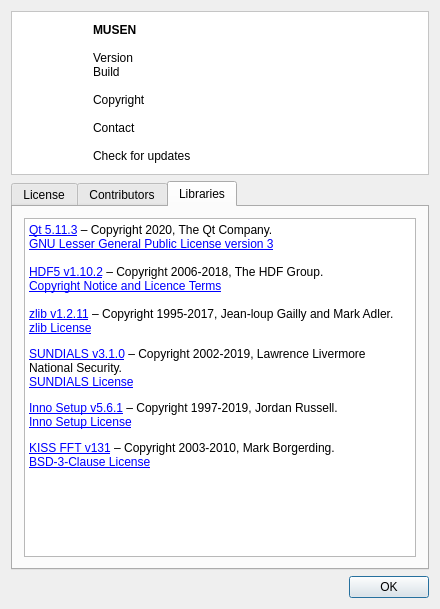
Above: QTDialogs/MUSENMainWindow/AboutWindow.ui from msolids/musen before the change. Below: the same form after it.
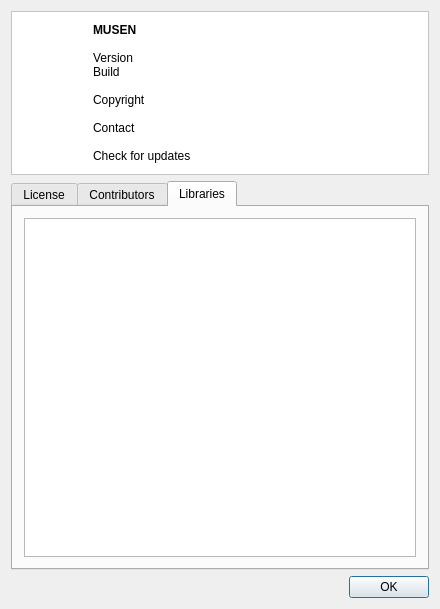
That is the form after the change. The open tabs and pages were chosen to show the change. Icons and pictures are not drawn.

The edit to the form file:
```diff
--- a/QTDialogs/MUSENMainWindow/AboutWindow.ui
+++ b/QTDialogs/MUSENMainWindow/AboutWindow.ui
@@ -198,10 +198,7 @@
 &lt;html&gt;&lt;head&gt;&lt;meta name=&quot;qrichtext&quot; content=&quot;1&quot; /&gt;&lt;title&gt;Third-party licenses and credits&lt;/title&gt;&lt;style type=&quot;text/css&quot;&gt;
 p, li { white-space: pre-wrap; }
 &lt;/style&gt;&lt;/head&gt;&lt;body style=&quot; font-family:'MS Shell Dlg 2'; font-size:9pt; font-weight:400; font-style:normal;&quot;&gt;
-&lt;p style=&quot; margin-top:12px; margin-bottom:12px; margin-left:0px; margin-right:0px; -qt-block-indent:0; text-indent:0px;&quot;&gt;&lt;a href=&quot;http://www.qt.io/&quot;&gt;&lt;span style=&quot; text-decoration: underline; color:#0000ff;&quot;&gt;Qt 5.11.3&lt;/span&gt;&lt;/a&gt; – Copyright 2020, The Qt Company.&lt;a href=&quot;http://doc.qt.io/qt-5/lgpl.html&quot;&gt;&lt;span style=&quot; text-decoration: underline; color:#0000ff;&quot;&gt;&lt;br /&gt;GNU Lesser General Public License version 3&lt;/span&gt;&lt;/a&gt;&lt;br /&gt;&lt;br /&gt;&lt;a href=&quot;https://www.hdfgroup.org/downloads/hdf5/&quot;&gt;&lt;span style=&quot; text-decoration: underline; color:#0000ff;&quot;&gt;HDF5 v1.10.2&lt;/span&gt;&lt;/a&gt; – Copyright 2006-2018, The HDF Group.&lt;br /&gt;&lt;a href=&quot;https://www.hdfgroup.org/ftp/HDF5/current/src/unpacked/COPYING&quot;&gt;&lt;span style=&quot; text-decoration: underline; color:#0000ff;&quot;&gt;Copyright Notice and Licence Terms&lt;/span&gt;&lt;/a&gt;&lt;br /&gt;&lt;br /&gt;&lt;a href=&quot;http://www.zlib.net/&quot;&gt;&lt;span style=&quot; text-decoration: underline; color:#0000ff;&quot;&gt;zlib v1.2.11&lt;/span&gt;&lt;/a&gt; – Copyright 1995-2017, Jean-loup Gailly and Mark Adler.&lt;br /&gt;&lt;a href=&quot;http://www.zlib.net/zlib_license.html&quot;&gt;&lt;span style=&quot; text-decoration: underline; color:#0000ff;&quot;&gt;zlib License&lt;/span&gt;&lt;/a&gt;&lt;/p&gt;
-&lt;p style=&quot; margin-top:12px; margin-bottom:12px; margin-left:0px; margin-right:0px; -qt-block-indent:0; text-indent:0px;&quot;&gt;&lt;a href=&quot;https://computation.llnl.gov/projects/sundials/&quot;&gt;&lt;span style=&quot; text-decoration: underline; color:#0000ff;&quot;&gt;SUNDIALS v3.1.0&lt;/span&gt;&lt;/a&gt; – Copyright 2002-2019, Lawrence Livermore National Security.&lt;br /&gt;&lt;a href=&quot;https://computation.llnl.gov/projects/sundials/license&quot;&gt;&lt;span style=&quot; text-decoration: underline; color:#0000ff;&quot;&gt;SUNDIALS License&lt;/span&gt;&lt;/a&gt;&lt;/p&gt;
-&lt;p style=&quot; margin-top:12px; margin-bottom:12px; margin-left:0px; margin-right:0px; -qt-block-indent:0; text-indent:0px;&quot;&gt;&lt;a href=&quot;http://www.jrsoftware.org/isinfo.php&quot;&gt;&lt;span style=&quot; text-decoration: underline; color:#0000ff;&quot;&gt;Inno Setup v5.6.1&lt;/span&gt;&lt;/a&gt; – Copyright 1997-2019, Jordan Russell.&lt;br /&gt;&lt;a href=&quot;http://www.jrsoftware.org/files/is/license.txt&quot;&gt;&lt;span style=&quot; text-decoration: underline; color:#0000ff;&quot;&gt;Inno Setup License&lt;/span&gt;&lt;/a&gt;&lt;/p&gt;
-&lt;p style=&quot; margin-top:12px; margin-bottom:12px; margin-left:0px; margin-right:0px; -qt-block-indent:0; text-indent:0px;&quot;&gt;&lt;a href=&quot;https://github.com/mborgerding/kissfft&quot;&gt;&lt;span style=&quot; text-decoration: underline; color:#0000ff;&quot;&gt;KISS FFT v131&lt;/span&gt;&lt;/a&gt; – Copyright 2003-2010, Mark Borgerding.&lt;br /&gt;&lt;a href=&quot;https://github.com/mborgerding/kissfft/blob/master/COPYING&quot;&gt;&lt;span style=&quot; text-decoration: underline; color:#0000ff;&quot;&gt;BSD-3-Clause License&lt;/span&gt;&lt;/a&gt;&lt;/p&gt;&lt;/body&gt;&lt;/html&gt;</string>
+&lt;p style=&quot;-qt-paragraph-type:empty; margin-top:12px; margin-bottom:12px; margin-left:0px; margin-right:0px; -qt-block-indent:0; text-indent:0px;&quot;&gt;&lt;br /&gt;&lt;/p&gt;&lt;/body&gt;&lt;/html&gt;</string>
          </property>
          <property name="openExternalLinks">
           <bool>true</bool>
```
